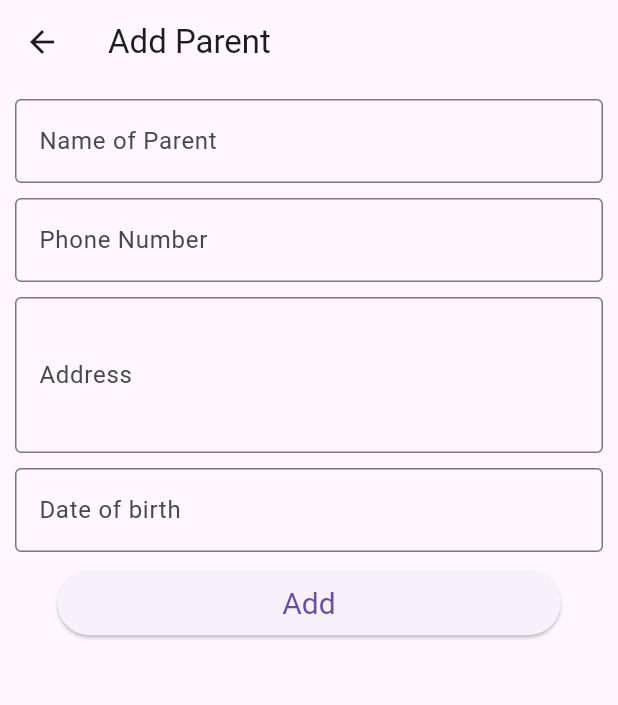
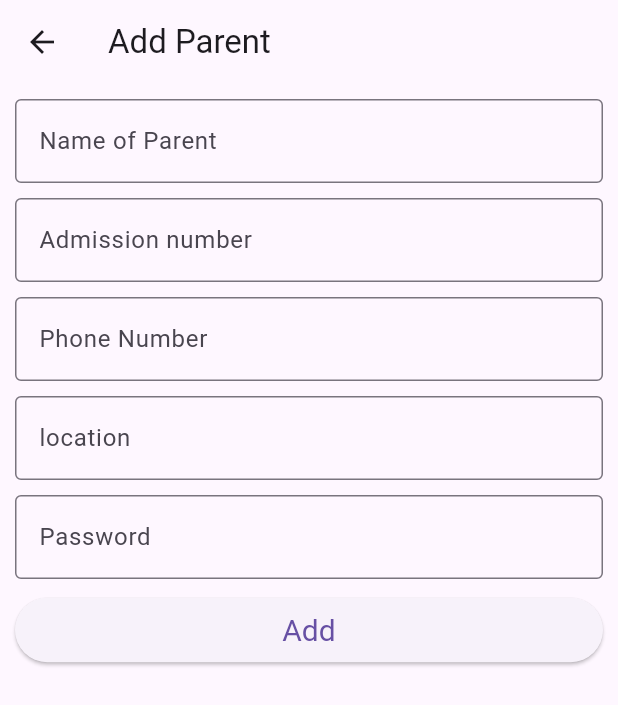
Before and after one commit to ashiqmhdkn/collage_bus_map, a Flutter app: the add_parent screen opened directly, on a phone screen of 412 x 824 dp. Shown: the top 705 px of the screen. Run offline on Flutter 3.47's test engine with Material 3 defaults, Android fonts, the phone set to English and light mode, and no system bars; our stand-ins replace cloud_firestore, firebase_auth, firebase_core, get, google_maps_flutter, location and 1 more; missing offline and left inert: dart:js_util; accounts and stored records are empty.

Commit message:
text print on terminal

```diff
--- a/lib/apar.dart
+++ b/lib/apar.dart
@@ -1,7 +1,6 @@
 import 'package:collage_bus_nufa/admin.dart';
 import 'package:collage_bus_nufa/checklist.dart';
 import 'package:collage_bus_nufa/payment.dart';
-import 'package:flutter/foundation.dart';
 import 'package:flutter/material.dart';
 import 'settings.dart';
 import 'home.dart';
--- a/lib/controllers/models/user.dart
+++ b/lib/controllers/models/user.dart
@@ -1,22 +1,23 @@
 class user {
-  String? name;
-  int? phone;
-  String? id;
-  String? email;
-  user({this.name, this.email, this.phone, this.id});
+  String? name, address;
+  int? phone, admissionNo;
+  int? dob;
+  user({this.name, this.address, this.dob, this.phone, this.admissionNo});
   factory user.fromjson(Map<String, dynamic> json) {
     return user(
-        id: json['id'],
+        admissionNo: json['admissionNo'],
         name: json['name'],
-        email: json['email'],
-        phone: json['phone']);
+        address: json['address'],
+        phone: json['phone'],
+        dob: json['dob']);
   }
   Map<String, dynamic> tojson() {
     return {
-      'id':id,
-      'name':name,
-      'email':email,
-      'phone':phone,
+      'admission': admissionNo,
+      'name': name,
+      'address': address,
+      'phone': phone,
+      'dob':dob,
     };
   }
 }
--- a/lib/parent.dart
+++ b/lib/parent.dart
@@ -1,8 +1,10 @@
+import 'dart:js_util';
 import 'package:flutter/material.dart';
 import 'package:flutter/services.dart';
+import 'package:get/get.dart';
 
 class parent extends StatefulWidget {
-  const parent({super.key});
+  parent({super.key});
 
   @override
   State<parent> createState() => parentState();
@@ -11,7 +13,7 @@ class parent extends StatefulWidget {
 class parentState extends State<parent> {
   @override
   Widget build(BuildContext context) {
-    return  SafeArea(
+    return SafeArea(
       child: Scaffold(
           floatingActionButtonLocation: FloatingActionButtonLocation.endFloat,
           appBar: AppBar(
@@ -19,8 +21,7 @@ class parentState extends State<parent> {
           ),
           floatingActionButton: FloatingActionButton(
             onPressed: () {
-              Navigator.of(context)
-                  .push(MaterialPageRoute(builder: (context) => add_parent()));
+              Get.to(add_parent());
             },
             child: Icon(Icons.add),
             backgroundColor: const Color.fromARGB(255, 83, 160, 223),
@@ -36,14 +37,26 @@ class parentState extends State<parent> {
   }
 }
 
-class add_parent extends StatefulWidget {
-  const add_parent({super.key});
-
-  @override
-  State<add_parent> createState() => add_parentState();
+class add_parent extends StatelessWidget {
+  add_parent({super.key});
+  TextEditingController pname = TextEditingController();
+  TextEditingController pAdmissionNo = TextEditingController();
+  TextEditingController pAddress = TextEditingController();
+  TextEditingController pPhone = TextEditingController();
+  TextEditingController pDob = TextEditingController();
+  Future<void> addDbparent(
+      {String? name,
+      String? Adress,
+      String? dob,
+      String? phone,
+      String? AdmissionNo}) async {
+    print(name);
+    print(Adress);
+    print(dob);
+    print(phone);
+    print(AdmissionNo);
   }
 
-class add_parentState extends State<add_parent> {
   @override
   Widget build(BuildContext context) {
     return SafeArea(
@@ -53,18 +66,32 @@ class add_parentState extends State<add_parent> {
         ),
         body: Padding(
           padding: const EdgeInsets.all(10.0),
-          child: Column(
+          child: ListView(
             children: [
               TextField(
+                controller: pname,
                 decoration: InputDecoration(
                   label: Text("Name of Parent"),
                   border: OutlineInputBorder(),
                 ),
+                keyboardType: TextInputType.number,
               ),
               SizedBox(
                 height: 10,
               ),
               TextField(
+                controller: pAdmissionNo,
+                decoration: InputDecoration(
+                  label: Text("Admission number"),
+                  border: OutlineInputBorder(),
+                ),
+                keyboardType: TextInputType.number,
+              ),
+              SizedBox(
+                height: 10,
+              ),
+              TextField(
+                controller: pPhone,
                 decoration: InputDecoration(
                   label: Text("Phone Number"),
                   border: OutlineInputBorder(),
@@ -77,26 +104,26 @@ class add_parentState extends State<add_parent> {
               SizedBox(
                 height: 10,
               ),
-
               TextField(
-                textAlign: TextAlign.start,
+                controller: pAddress,
                 decoration: InputDecoration(
-                  label: Text("Address",style: TextStyle(),),
+                  label: Text(
+                    "location",
+                    style: TextStyle(),
+                  ),
                   border: OutlineInputBorder(),
                 ),
-                keyboardType: TextInputType.streetAddress,
-                maxLines: 3,
-
+                keyboardType: TextInputType.text,
               ),
               SizedBox(
                 height: 10,
               ),
               TextField(
+                controller: pDob,
                 decoration: InputDecoration(
-                  label: Text("Date of birth"),
+                  label: Text("Password"),
                   border: OutlineInputBorder(),
                 ),
-                keyboardType: TextInputType.datetime,
               ),
               SizedBox(
                 height: 10,
@@ -115,14 +142,24 @@ class add_parentState extends State<add_parent> {
                     TextStyle(
                       fontSize: 20,
                     ),
-                    ),),
-                    onPressed: () {},
+                  ),
+                ),
+                onPressed: () async {
+                  await addDbparent(
+                    name: pname.text,
+                    Adress: pAddress.text,
+                    dob: pDob.text,
+                    AdmissionNo: pAdmissionNo.text,
+                    phone: pPhone.text,
+                  );
+                  Get.back();
+                },
                 child: Text("Add"),
               )
             ],
           ),
         ),
       ),
-    );;
+    );
   }
 }
--- a/lib/settings.dart
+++ b/lib/settings.dart
@@ -1,4 +1,4 @@
-import 'package:collage_bus_nufa/controllers/models/serivices.dart';
+import 'package:collage_bus_nufa/controllers/models/usercontrol.dart';
 import 'package:collage_bus_nufa/controllers/models/user.dart';
 import 'package:flutter/material.dart';
 import 'login.dart';
```
Also changed, not shown: lib/controllers/models/serivices.dart (deleted, +0 -36 lines), lib/login.dart (+0 -15 lines), pubspec.lock. Lines whose indentation alone changed are shown as unchanged.
